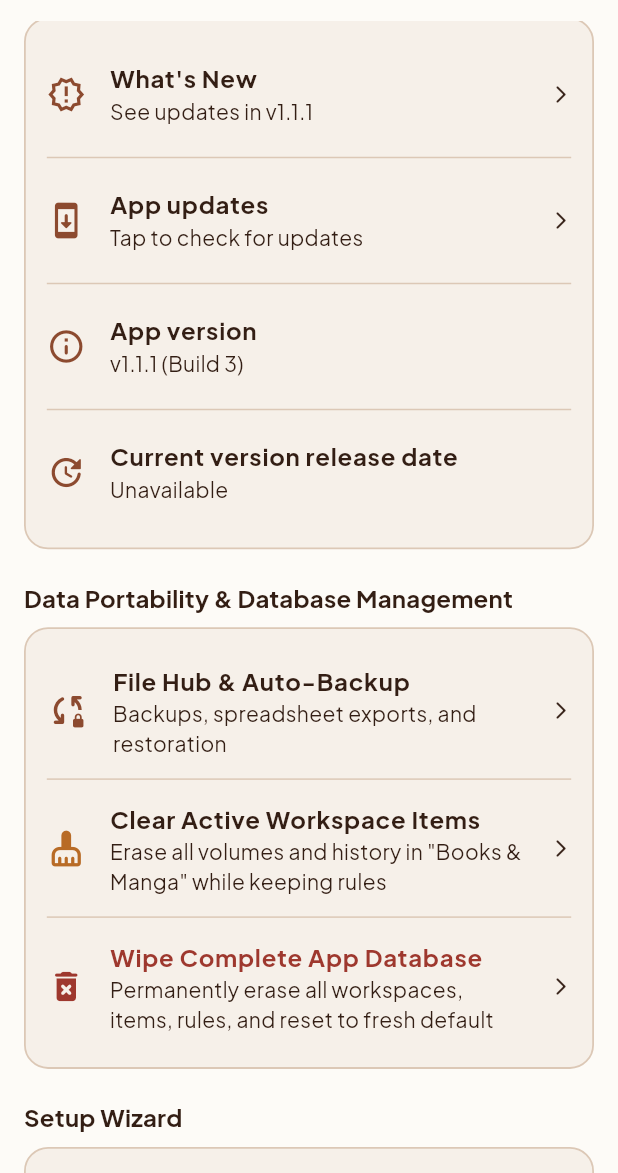
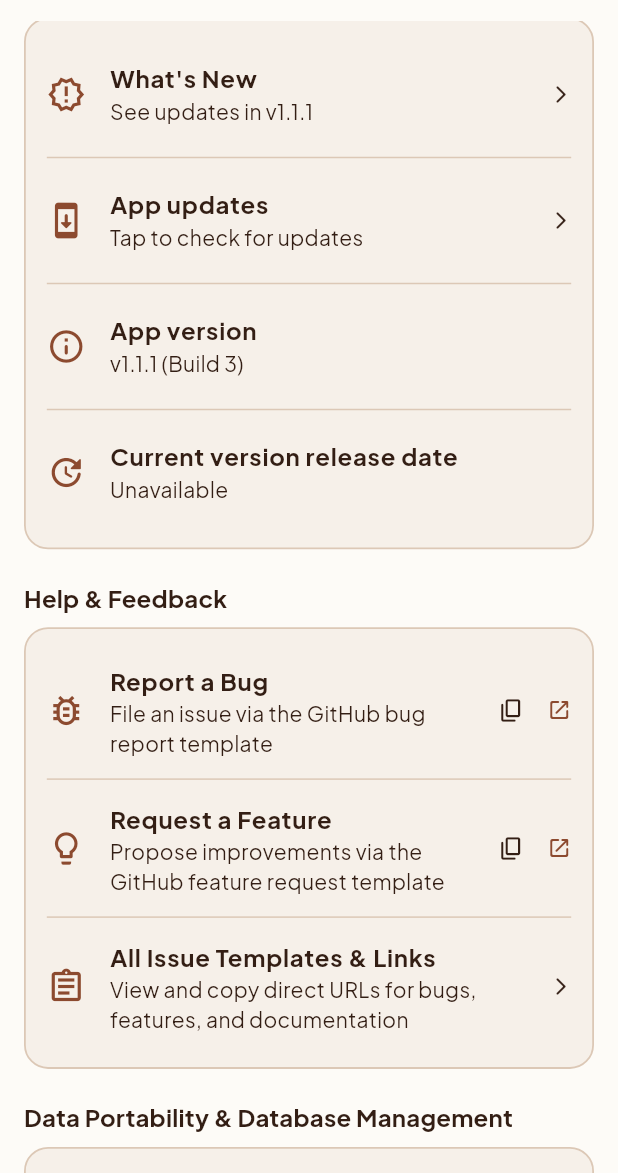
Before and after one commit to YTFL/Canele-Deterministic-Collection-Manager-Acquisition-Planner, a Flutter app: the SettingsScreen screen opened directly, scrolled down 576 dp, on a phone screen of 412 x 824 dp, the part 63-1236 px from its top. Run offline on Flutter 3.47's test engine with Material 3 defaults, Android fonts, the phone set to English and light mode, and no system bars; our stand-ins replace csv, file_picker, flutter_markdown_plus, flutter_riverpod, google_fonts, hive and 5 more; missing offline and left inert: excel; accounts and stored records are empty; network calls fail.

Commit message:
feat(settings): add Help & Feedback section with direct GitHub issue template links

```diff
--- a/lib/ui/screens/settings_screen.dart
+++ b/lib/ui/screens/settings_screen.dart
@@ -17,6 +17,7 @@ import '../../models/profile.dart';
 import '../../providers/profile_provider.dart';
 import 'package:hive/hive.dart';
 import '../../core/database/hive_boxes.dart';
+import '../../core/utils/external_link_helper.dart';
 import '../../core/utils/workspace_terminology.dart';
 import '../widgets/add_workspace_dialog.dart';
 import '../widgets/edit_custom_schema_sheet.dart';
@@ -1063,6 +1064,92 @@ class _SettingsScreenState extends ConsumerState<SettingsScreen> {
             ),
             const SizedBox(height: 20),
 
+            // Help & Feedback Section
+            Text(
+              'Help & Feedback',
+              style: theme.textTheme.titleMedium?.copyWith(fontWeight: FontWeight.w700),
+            ),
+            const SizedBox(height: 8),
+            CaneleCard(
+              padding: const EdgeInsets.all(14),
+              child: Column(
+                children: [
+                  // Report a Bug
+                  ListTile(
+                    contentPadding: EdgeInsets.zero,
+                    leading: const Icon(
+                      Icons.bug_report_outlined,
+                      color: AppColors.caramelizedAmber,
+                      size: 26,
+                    ),
+                    title: const Text('Report a Bug', style: TextStyle(fontWeight: FontWeight.w700)),
+                    subtitle: const Text('File an issue via the GitHub bug report template'),
+                    trailing: Row(
+                      mainAxisSize: MainAxisSize.min,
+                      children: [
+                        IconButton(
+                          icon: const Icon(Icons.copy_rounded, size: 18),
+                          tooltip: 'Copy template link',
+                          onPressed: () => ExternalLinkHelper.copyUrl(
+                            context,
+                            ExternalLinkHelper.bugReportUrl,
+                            label: 'Bug Report',
+                          ),
+                        ),
+                        const Icon(Icons.open_in_new_rounded, size: 16, color: AppColors.caramelizedAmber),
+                      ],
+                    ),
+                    onTap: () => ExternalLinkHelper.openUrl(context, ExternalLinkHelper.bugReportUrl),
+                  ),
+                  const Divider(height: 12),
+
+                  // Request a Feature
+                  ListTile(
+                    contentPadding: EdgeInsets.zero,
+                    leading: const Icon(
+                      Icons.lightbulb_outline_rounded,
+                      color: AppColors.caramelizedAmber,
+                      size: 26,
+                    ),
+                    title: const Text('Request a Feature', style: TextStyle(fontWeight: FontWeight.w700)),
+                    subtitle: const Text('Propose improvements via the GitHub feature request template'),
+                    trailing: Row(
+                      mainAxisSize: MainAxisSize.min,
+                      children: [
+                        IconButton(
+                          icon: const Icon(Icons.copy_rounded, size: 18),
+                          tooltip: 'Copy template link',
+                          onPressed: () => ExternalLinkHelper.copyUrl(
+                            context,
+                            ExternalLinkHelper.featureRequestUrl,
+                            label: 'Feature Request',
+                          ),
+                        ),
+                        const Icon(Icons.open_in_new_rounded, size: 16, color: AppColors.caramelizedAmber),
+                      ],
+                    ),
+                    onTap: () => ExternalLinkHelper.openUrl(context, ExternalLinkHelper.featureRequestUrl),
+                  ),
+                  const Divider(height: 12),
+
+                  // All Issue Templates & Links Modal
+                  ListTile(
+                    contentPadding: EdgeInsets.zero,
+                    leading: const Icon(
+                      Icons.assignment_outlined,
+                      color: AppColors.caramelizedAmber,
+                      size: 26,
+                    ),
+                    title: const Text('All Issue Templates & Links', style: TextStyle(fontWeight: FontWeight.w700)),
+                    subtitle: const Text('View and copy direct URLs for bugs, features, and documentation'),
+                    trailing: const Icon(Icons.arrow_forward_ios_rounded, size: 14),
+                    onTap: () => ExternalLinkHelper.showFeedbackOptionsSheet(context),
+                  ),
+                ],
+              ),
+            ),
+            const SizedBox(height: 20),
+
             // Data Portability & Database Management Section
             Text(
               'Data Portability & Database Management',
```
Also changed, not shown: lib/core/utils/external_link_helper.dart (added, +309 -0 lines), 1 other file.
